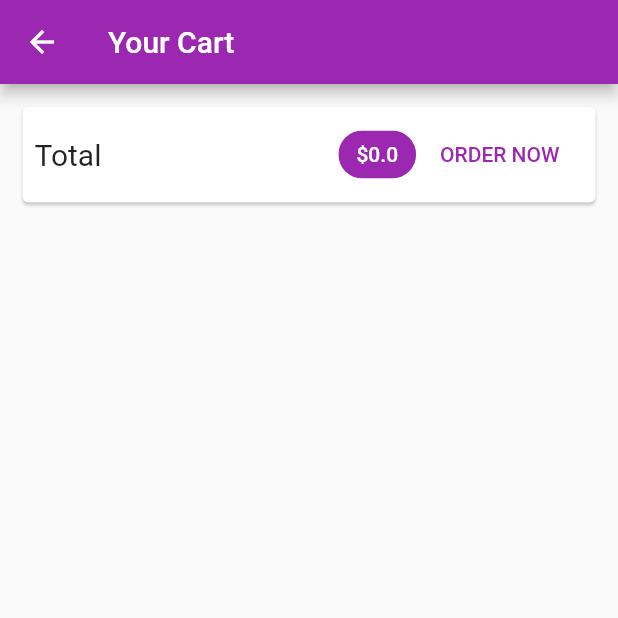
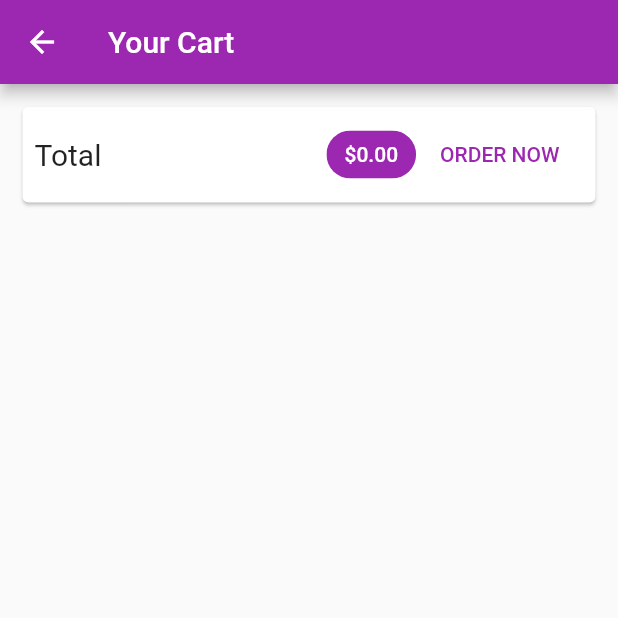
Before and after one commit to Nirbhay-nrb/The-Shop-App, a Flutter app: the CartScreen screen opened by its route, after a tap on "ORDER NOW", on a phone screen of 412 x 824 dp, the top half of it. Run offline on Flutter 3.47's test engine with Material 2 defaults, Android fonts, the phone set to English and light mode, and no system bars; network calls fail.

Commit message:
orders and order screen added

```diff
--- a/the_shop_app/lib/main.dart
+++ b/the_shop_app/lib/main.dart
@@ -1,8 +1,10 @@
 import 'package:flutter/material.dart';
 import 'package:provider/provider.dart';
 import 'package:the_shop_app/providers/cart.dart';
+import 'package:the_shop_app/providers/orders.dart';
 import 'package:the_shop_app/providers/products_provider.dart';
 import 'package:the_shop_app/screens/cart_screen.dart';
+import 'package:the_shop_app/screens/orders_screen.dart';
 import 'package:the_shop_app/screens/product_detail_screen.dart';
 import 'package:the_shop_app/screens/products_overview_screen.dart';
 
@@ -21,6 +23,9 @@ class MyApp extends StatelessWidget {
         ChangeNotifierProvider(
           create: (ctx) => Cart(),
         ),
+        ChangeNotifierProvider(
+          create: (ctx) => Orders(),
+        ),
       ],
       child: MaterialApp(
         title: 'MyShop',
@@ -32,6 +37,7 @@ class MyApp extends StatelessWidget {
         routes: {
           ProductDetailScreen.routeName: (ctx) => ProductDetailScreen(),
           CartScreen.routeName: (ctx) => CartScreen(),
+          OrdersScreen.routeName: (ctx) => OrdersScreen(),
         },
       ),
     );
--- a/the_shop_app/lib/providers/cart.dart
+++ b/the_shop_app/lib/providers/cart.dart
@@ -71,4 +71,9 @@ class Cart with ChangeNotifier {
     _items.remove(productId);
     notifyListeners();
   }
+
+  void clearCart() {
+    _items = {};
+    notifyListeners();
+  }
 }
--- /dev/null
+++ b/the_shop_app/lib/providers/orders.dart
@@ -0,0 +1,38 @@
+import 'package:flutter/cupertino.dart';
+import 'package:the_shop_app/providers/cart.dart';
+
+class OrderItem {
+  final String id;
+  final double amount;
+  final List<CartItem> products;
+  final DateTime dateTime;
+  OrderItem({
+    @required this.id,
+    @required this.amount,
+    @required this.products,
+    @required this.dateTime,
+  });
+}
+
+class Orders with ChangeNotifier {
+  List<OrderItem> _orders = [];
+
+  List<OrderItem> get orders {
+    return [..._orders];
+  }
+
+  void addOrder(List<CartItem> cartProducts, double total) {
+    // .add always adds the item at the end of the list
+    // but with insert u can always insert it at the beggining(index = 0)
+    _orders.insert(
+      0,
+      OrderItem(
+        id: DateTime.now().toString(),
+        amount: total,
+        products: cartProducts,
+        dateTime: DateTime.now(),
+      ),
+    );
+    notifyListeners();
+  }
+}
--- a/the_shop_app/lib/screens/cart_screen.dart
+++ b/the_shop_app/lib/screens/cart_screen.dart
@@ -1,6 +1,7 @@
 import 'package:flutter/material.dart';
 import 'package:provider/provider.dart';
 import 'package:the_shop_app/providers/cart.dart' show Cart;
+import 'package:the_shop_app/providers/orders.dart';
 import 'package:the_shop_app/widgets/cart_item.dart';
 //this will only import the Cart class not the CartItem class to prevent the same class name clash
 
@@ -29,7 +30,7 @@ class CartScreen extends StatelessWidget {
                   Spacer(),
                   Chip(
                     label: Text(
-                      '\$${cart.totalAmount}',
+                      '\$${cart.totalAmount.toStringAsFixed(2)}', // 2 decimal points
                       style: TextStyle(
                         color: Colors.white,
                       ),
@@ -37,7 +38,11 @@ class CartScreen extends StatelessWidget {
                     backgroundColor: Theme.of(context).primaryColor,
                   ),
                   FlatButton(
-                    onPressed: () {},
+                    onPressed: () {
+                      Provider.of<Orders>(context, listen: false).addOrder(
+                          cart.items.values.toList(), cart.totalAmount);
+                      cart.clearCart();
+                    },
                     child: Text('ORDER NOW'),
                     textColor: Theme.of(context).primaryColor,
                   ),
--- /dev/null
+++ b/the_shop_app/lib/screens/orders_screen.dart
@@ -0,0 +1,25 @@
+import 'package:flutter/material.dart';
+import 'package:provider/provider.dart';
+import 'package:the_shop_app/providers/orders.dart' show Orders;
+import 'package:the_shop_app/widgets/app_drawer.dart';
+import '../widgets/order_item.dart';
+
+class OrdersScreen extends StatelessWidget {
+  static const routeName = '/orders';
+  @override
+  Widget build(BuildContext context) {
+    final orderData = Provider.of<Orders>(context);
+    return Scaffold(
+      appBar: AppBar(
+        title: Text('Your Orders'),
+      ),
+      drawer: AppDrawer(),
+      body: ListView.builder(
+        itemCount: orderData.orders.length,
+        itemBuilder: (ctx, i) => OrderItem(
+          orderData.orders[i],
+        ),
+      ),
+    );
+  }
+}
--- a/the_shop_app/lib/screens/products_overview_screen.dart
+++ b/the_shop_app/lib/screens/products_overview_screen.dart
@@ -2,6 +2,7 @@ import 'package:flutter/material.dart';
 import 'package:provider/provider.dart';
 import 'package:the_shop_app/providers/cart.dart';
 import 'package:the_shop_app/screens/cart_screen.dart';
+import 'package:the_shop_app/widgets/app_drawer.dart';
 import 'package:the_shop_app/widgets/badge.dart';
 import 'package:the_shop_app/widgets/products_grid.dart';
 
@@ -62,6 +63,7 @@ class _ProductsOverviewScreenState extends State<ProductsOverviewScreen> {
           ),
         ],
       ),
+      drawer: AppDrawer(),
       body: ProductsGrid(showFavoritesOnly),
     );
   }
--- /dev/null
+++ b/the_shop_app/lib/widgets/order_item.dart
@@ -0,0 +1,63 @@
+import 'package:flutter/material.dart';
+import '../providers/orders.dart' as ord; // to avoid name clash of OrderItem
+import 'package:intl/intl.dart';
+import 'dart:math';
+
+class OrderItem extends StatefulWidget {
+  final ord.OrderItem order;
+  OrderItem(this.order);
+  @override
+  State<OrderItem> createState() => _OrderItemState();
+}
+
+class _OrderItemState extends State<OrderItem> {
+  var _expanded = false;
+  @override
+  Widget build(BuildContext context) {
+    return Card(
+      margin: EdgeInsets.all(10),
+      child: Column(
+        children: [
+          ListTile(
+            title: Text('\$${widget.order.amount}'),
+            subtitle: Text(
+              DateFormat('dd/MM/yyyy hh:mm').format(widget.order.dateTime),
+            ),
+            trailing: IconButton(
+              icon: Icon(_expanded ? Icons.expand_less : Icons.expand_more),
+              onPressed: () {
+                setState(() {
+                  _expanded = !_expanded;
+                });
+              },
+            ),
+          ),
+          if (_expanded)
+            Container(
+              padding: EdgeInsets.only(left: 15, right: 15, top: 4, bottom: 5),
+              height: min(widget.order.products.length * 20.0 + 20, 100),
+              child: ListView.builder(
+                itemCount: widget.order.products.length,
+                itemBuilder: (ctx, i) => Row(
+                  mainAxisAlignment: MainAxisAlignment.spaceBetween,
+                  children: [
+                    Text(
+                      widget.order.products[i].title,
+                      style: TextStyle(
+                        fontSize: 18,
+                        // fontWeight: FontWeight.bold,
+                      ),
+                    ),
+                    Text(
+                      '${widget.order.products[i].quantity}x    \$${widget.order.products[i].price}',
+                      style: TextStyle(fontSize: 18, color: Colors.grey),
+                    ),
+                  ],
+                ),
+              ),
+            ),
+        ],
+      ),
+    );
+  }
+}
--- a/the_shop_app/pubspec.yaml
+++ b/the_shop_app/pubspec.yaml
@@ -13,6 +13,7 @@ dependencies:
 
   cupertino_icons: ^1.0.2
   provider: ^6.0.0
+  intl: ^0.17.0
 
 dev_dependencies:
   flutter_test:
```
Also changed, not shown: the_shop_app/lib/widgets/app_drawer.dart (added, +35 -0 lines), the_shop_app/pubspec.lock.
